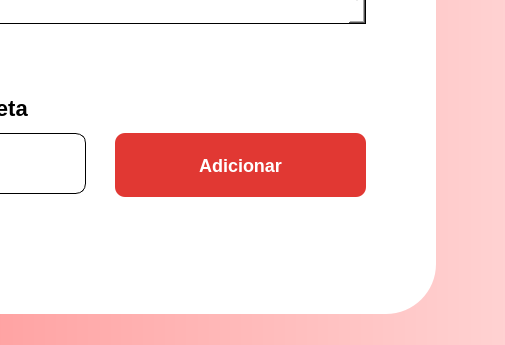
Old version of the form src/Graphics/Add/AddDoacao/adicionardoacao.ui in the repository INF112-Programacao2/20222-team-1; both pictures show x 495 to 1000 and y 227 to 572 of the 1000 by 572 pixel window.
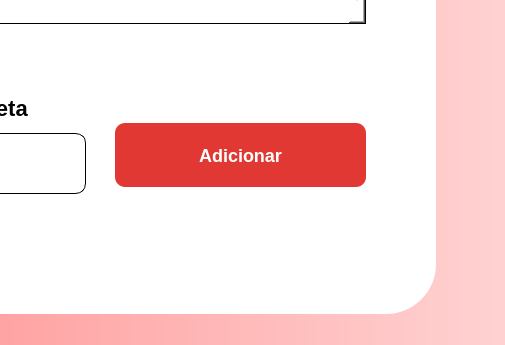
New version of the form. Icons and pictures are not drawn.

Commit message: conserto nomes variavais telas - add

The edit to the form file:
```diff
--- a/src/Graphics/Add/AddDoacao/adicionardoacao.ui
+++ b/src/Graphics/Add/AddDoacao/adicionardoacao.ui
@@ -104,7 +104,7 @@
      <property name="geometry">
       <rect>
        <x>550</x>
-       <y>300</y>
+       <y>290</y>
        <width>251</width>
        <height>64</height>
       </rect>
```
Left out of the diff: 49 changed lines with no effect on the pictures. The commit also changes 3 other files.
